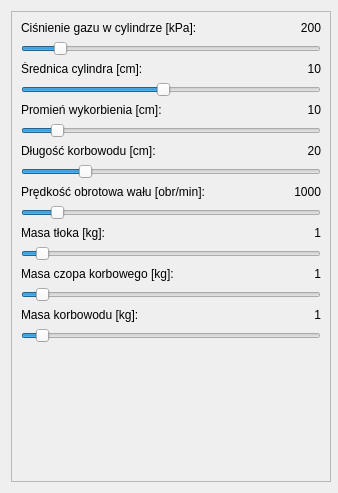
Above: ui/list.ui from MarDom92/Praca_przejsciowa before the change. Below: the same form after it.
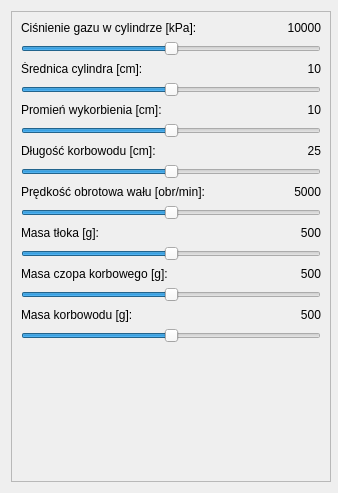
That is the form after the change.

Commit message: korekta wartosci i jednostek parametrow oraz ui ich dotyczacego

Diff of the .ui file:
```diff
--- a/ui/list.ui
+++ b/ui/list.ui
@@ -71,7 +71,7 @@
             <enum>Qt::NoContextMenu</enum>
            </property>
            <property name="text">
-            <string>200</string>
+            <string>10000</string>
            </property>
            <property name="alignment">
             <set>Qt::AlignRight|Qt::AlignTrailing|Qt::AlignVCenter</set>
@@ -86,19 +86,19 @@
        <item>
         <widget class="QSlider" name="horizontalSlider_gasPressure">
          <property name="minimum">
-          <number>100</number>
+          <number>0</number>
          </property>
          <property name="maximum">
-          <number>1000</number>
+          <number>20000</number>
          </property>
          <property name="singleStep">
           <number>50</number>
          </property>
          <property name="pageStep">
-          <number>50</number>
+          <number>100</number>
          </property>
          <property name="value">
-          <number>200</number>
+          <number>10000</number>
          </property>
          <property name="tracking">
           <bool>true</bool>
@@ -147,7 +147,7 @@
        <item>
         <widget class="QSlider" name="horizontalSlider_d">
          <property name="minimum">
-          <number>1</number>
+          <number>0</number>
          </property>
          <property name="maximum">
           <number>20</number>
@@ -202,7 +202,7 @@
           <number>0</number>
          </property>
          <property name="maximum">
-          <number>100</number>
+          <number>20</number>
          </property>
          <property name="singleStep">
           <number>1</number>
@@ -236,7 +236,7 @@
             <enum>Qt::NoContextMenu</enum>
            </property>
            <property name="text">
-            <string>20</string>
+            <string>25</string>
            </property>
            <property name="alignment">
             <set>Qt::AlignRight|Qt::AlignTrailing|Qt::AlignVCenter</set>
@@ -254,7 +254,7 @@
           <number>0</number>
          </property>
          <property name="maximum">
-          <number>100</number>
+          <number>50</number>
          </property>
          <property name="singleStep">
           <number>1</number>
@@ -263,7 +263,7 @@
           <number>1</number>
          </property>
          <property name="value">
-          <number>20</number>
+          <number>25</number>
          </property>
          <property name="orientation">
           <enum>Qt::Horizontal</enum>
@@ -294,7 +294,7 @@
             <enum>Qt::NoContextMenu</enum>
            </property>
            <property name="text">
-            <string>1000</string>
+            <string>5000</string>
            </property>
            <property name="alignment">
             <set>Qt::AlignRight|Qt::AlignTrailing|Qt::AlignVCenter</set>
@@ -321,7 +321,7 @@
           <number>100</number>
          </property>
          <property name="value">
-          <number>1000</number>
+          <number>5000</number>
          </property>
          <property name="orientation">
           <enum>Qt::Horizontal</enum>
@@ -333,7 +333,7 @@
          <item>
           <widget class="QLabel" name="label_6">
            <property name="text">
-            <string>Masa tłoka [kg]:</string>
+            <string>Masa tłoka [g]:</string>
            </property>
            <property name="buddy">
             <cstring>horizontalSlider_massPiston</cstring>
@@ -346,7 +346,7 @@
             <enum>Qt::NoContextMenu</enum>
            </property>
            <property name="text">
-            <string>1</string>
+            <string>500</string>
            </property>
            <property name="alignment">
             <set>Qt::AlignRight|Qt::AlignTrailing|Qt::AlignVCenter</set>
@@ -364,16 +364,16 @@
           <number>0</number>
          </property>
          <property name="maximum">
-          <number>20</number>
+          <number>1000</number>
          </property>
          <property name="singleStep">
           <number>1</number>
          </property>
          <property name="pageStep">
-          <number>1</number>
+          <number>10</number>
          </property>
          <property name="value">
-          <number>1</number>
+          <number>500</number>
          </property>
          <property name="orientation">
           <enum>Qt::Horizontal</enum>
@@ -385,7 +385,7 @@
          <item>
           <widget class="QLabel" name="label_7">
            <property name="text">
-            <string>Masa czopa korbowego [kg]:</string>
+            <string>Masa czopa korbowego [g]:</string>
            </property>
            <property name="buddy">
             <cstring>horizontalSlider_massCrankPin</cstring>
@@ -398,7 +398,7 @@
             <enum>Qt::NoContextMenu</enum>
            </property>
            <property name="text">
-            <string>1</string>
+            <string>500</string>
            </property>
            <property name="alignment">
             <set>Qt::AlignRight|Qt::AlignTrailing|Qt::AlignVCenter</set>
@@ -416,16 +416,16 @@
           <number>0</number>
          </property>
          <property name="maximum">
-          <number>20</number>
+          <number>1000</number>
          </property>
          <property name="singleStep">
           <number>1</number>
          </property>
          <property name="pageStep">
-          <number>1</number>
+          <number>10</number>
          </property>
          <property name="value">
-          <number>1</number>
+          <number>500</number>
          </property>
          <property name="orientation">
           <enum>Qt::Horizontal</enum>
@@ -437,7 +437,7 @@
          <item>
           <widget class="QLabel" name="label_8">
            <property name="text">
-            <string>Masa korbowodu [kg]:</string>
+            <string>Masa korbowodu [g]:</string>
            </property>
            <property name="buddy">
             <cstring>horizontalSlider_massCrankPin</cstring>
@@ -450,7 +450,7 @@
             <enum>Qt::NoContextMenu</enum>
            </property>
            <property name="text">
-            <string>1</string>
+            <string>500</string>
            </property>
            <property name="alignment">
             <set>Qt::AlignRight|Qt::AlignTrailing|Qt::AlignVCenter</set>
@@ -468,16 +468,16 @@
           <number>0</number>
          </property>
          <property name="maximum">
-          <number>20</number>
+          <number>1000</number>
          </property>
          <property name="singleStep">
           <number>1</number>
          </property>
          <property name="pageStep">
-          <number>1</number>
+          <number>10</number>
          </property>
          <property name="value">
-          <number>1</number>
+          <number>500</number>
          </property>
          <property name="orientation">
           <enum>Qt::Horizontal</enum>
```
Left out of the diff: 8 changed lines with no effect on the pictures. The commit also changes 1 other file.
